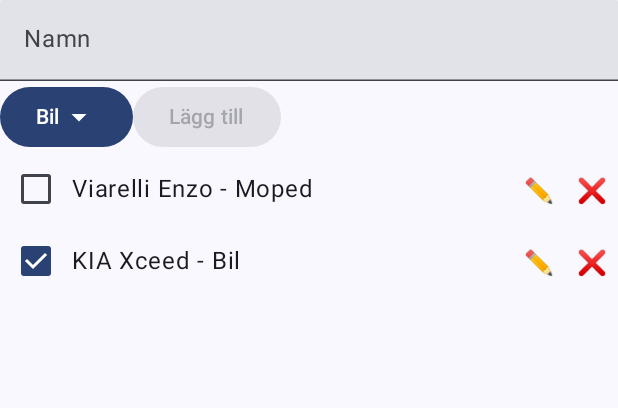
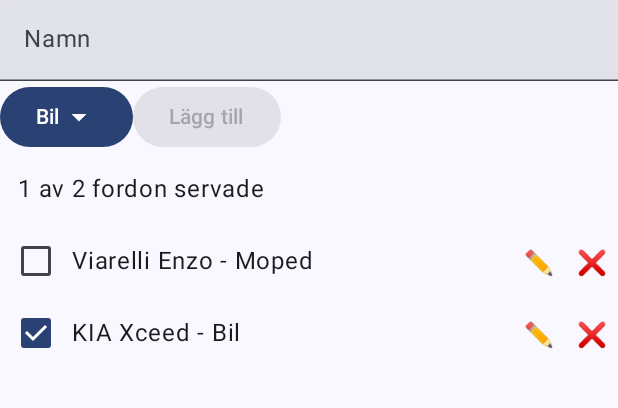
Before and after one commit to tommypstark/mina-fordon-android, an Android app built with Jetpack Compose: the screen it shows after launch (MainActivity), on a phone screen of 412 x 824 dp, the part 99-507 px from its top. Run offline under Robolectric (Android 15) with nearby library versions, the phone set to English and light mode, and no system bars.

Commit message:
Add vehicle statistics and empty state

```diff
--- a/app/src/main/java/com/example/minafordon/MainActivity.kt
+++ b/app/src/main/java/com/example/minafordon/MainActivity.kt
@@ -70,6 +70,7 @@ class MainActivity : ComponentActivity() {
 @Composable
 fun VehicleScreen(viewModel: VehicleViewModel = viewModel()) {
     val state = viewModel.uiState
+    val serviced = state.vehicles.count { it.serviceDone }
     var expanded by remember { mutableStateOf(false) }
 
     Scaffold(
@@ -79,7 +80,9 @@ fun VehicleScreen(viewModel: VehicleViewModel = viewModel()) {
             )
         }
     ) { innerPadding ->
-        Column(modifier = Modifier.padding(innerPadding)) {
+        Column(
+            modifier = Modifier.padding(innerPadding)
+        ) {
 
             TextField(
                 value = state.newName,
@@ -133,7 +136,17 @@ fun VehicleScreen(viewModel: VehicleViewModel = viewModel()) {
                 }
             }
 
+            Text(
+                text = "$serviced av ${state.vehicles.size} fordon servade",
+                modifier = Modifier.padding(12.dp)
+            )
 
+            if (state.vehicles.isEmpty()) {
+                Text(
+                    text = "Inga fordon ännu. Lägg till ditt första fordon!",
+                    modifier = Modifier.padding(start = 12.dp)
+                )
+            }
 
             LazyColumn {
                 items(state.vehicles) { vehicle ->
```
